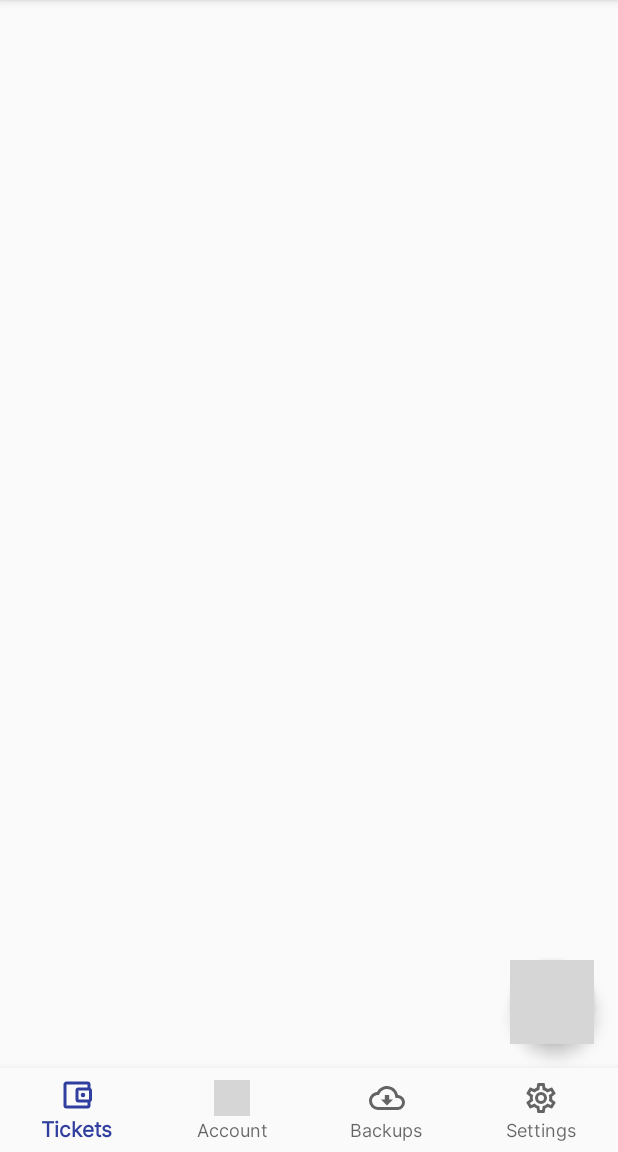
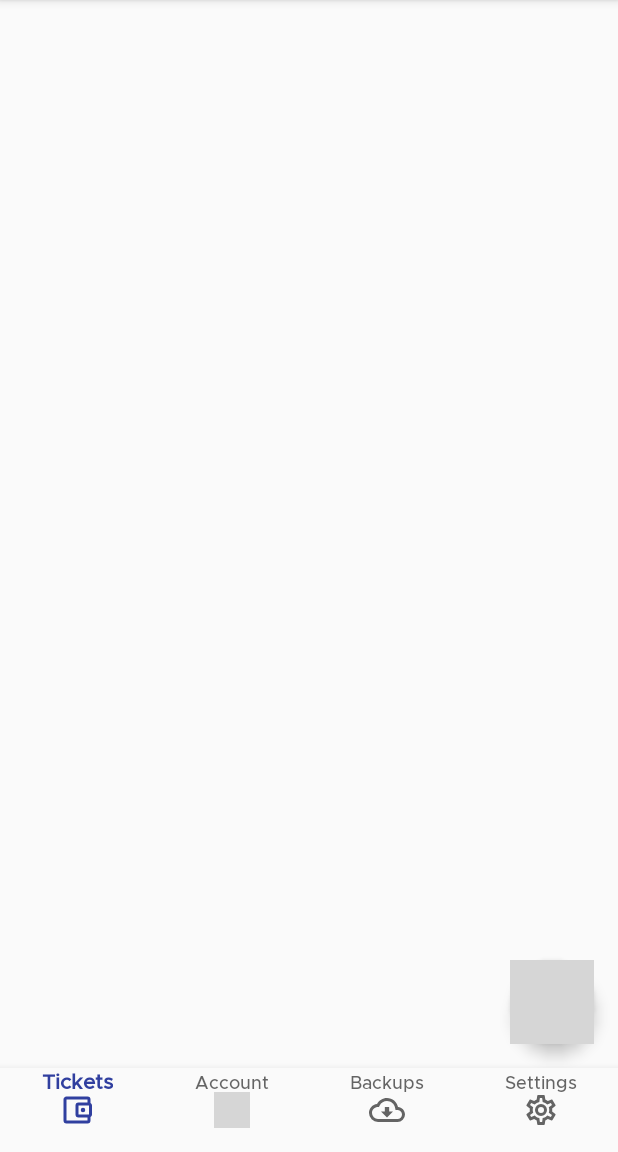
Before and after one commit to divadsn/mobileKKM-native, an Android app: the screen it shows after launch (MainActivity), on a phone screen of 412 x 824 dp, the part 84-1236 px from its top. Run offline under Robolectric (Android 15) with nearby library versions, the phone set to English and light mode, and no system bars; grey boxes are pictures that could not be loaded.

Commit message:
Use Metropolis Medium for bottom navigation bar
Signed-off-by: David Sn <divad.nnamtdeis@gmail.com>

```diff
--- a/app/src/main/res/layout/activity_main.xml
+++ b/app/src/main/res/layout/activity_main.xml
@@ -33,6 +33,7 @@
         android:layout_height="wrap_content"
         android:layout_alignParentBottom="true"
         android:background="?android:attr/windowBackground"
+        android:theme="@style/Widget.BottomNavigationView"
         app:labelVisibilityMode="labeled"
         app:menu="@menu/bottom_nav_menu" />
 
--- a/app/src/main/res/values/styles.xml
+++ b/app/src/main/res/values/styles.xml
@@ -15,6 +15,10 @@
         <item name="android:fontFamily">@font/metropolis_semibold</item>
     </style>
 
+    <style name="Widget.BottomNavigationView" parent="Widget.Design.BottomNavigationView">
+        <item name="android:fontFamily">@font/metropolis_medium</item>
+    </style>
+
     <style name="SplashTheme" parent="Theme.AppCompat.NoActionBar">
         <item name="android:windowBackground">@drawable/ic_splash_activity</item>
         <item name="android:windowTranslucentStatus">true</item>
```
